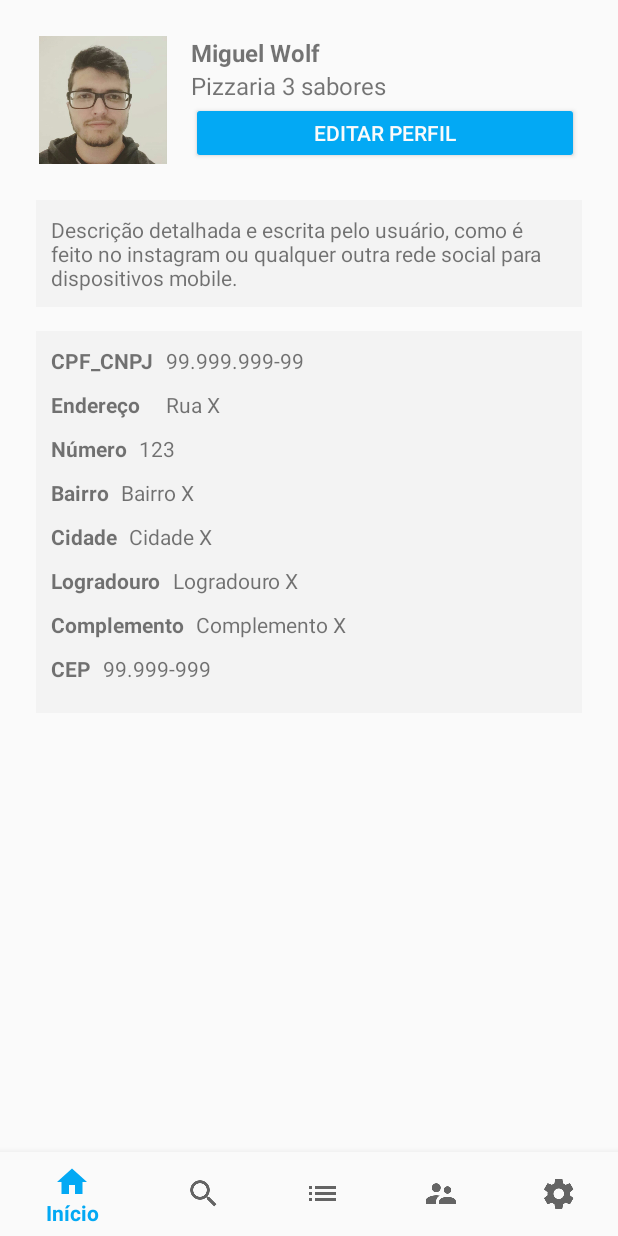
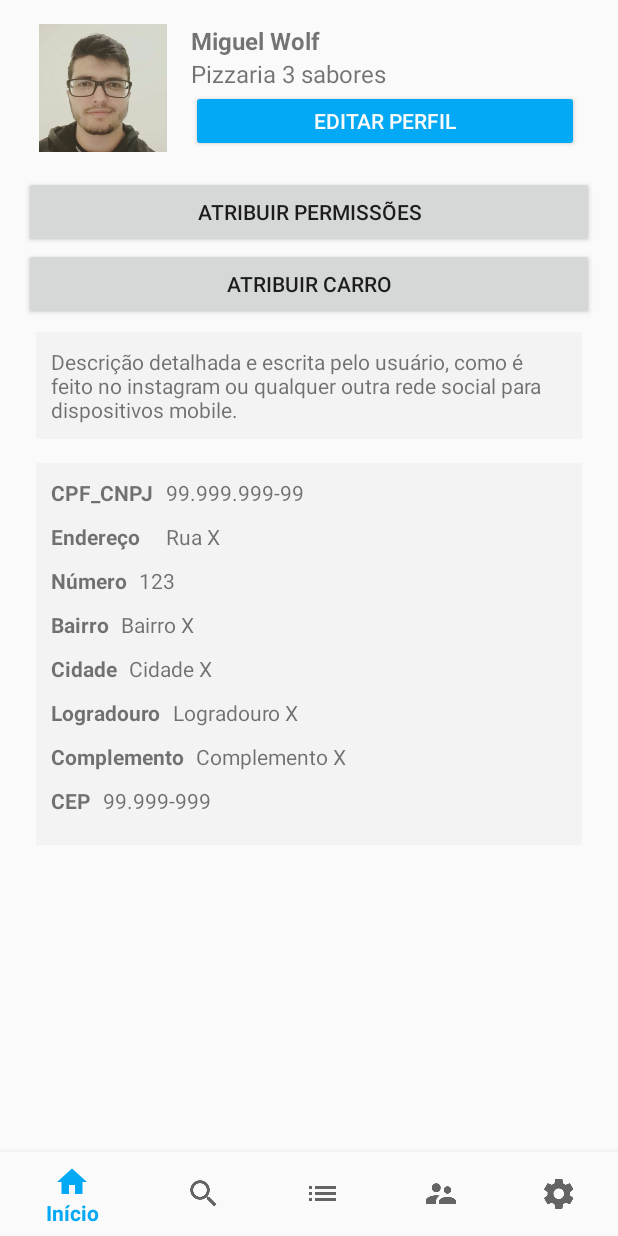
Before and after one commit to miguelwolf/logeasy, an Android app: the PerfilFragment screen opened directly, with no data from a screen before it, on a phone screen of 412 x 824 dp. Run offline under Robolectric (Android 15) with nearby library versions, the phone set to English and light mode, and no system bars; our stand-ins replace CircleImageView, Picasso; pictures from the network do not load.

Commit message:
Atualizado Perfil

```diff
--- a/app/src/main/res/layout/fragment_perfil.xml
+++ b/app/src/main/res/layout/fragment_perfil.xml
@@ -4,20 +4,25 @@
     xmlns:tools="http://schemas.android.com/tools"
     android:layout_width="match_parent"
     android:layout_height="match_parent"
-    android:layout_margin="16dp"
     tools:context=".view.PerfilFragment">
+
+    <ScrollView
+        android:layout_width="match_parent"
+        android:layout_height="match_parent"
+        android:fillViewport="true">
 
         <RelativeLayout
             android:layout_width="match_parent"
             android:layout_height="match_parent"
+            android:layout_margin="16dp"
             android:layout_marginTop="8dp">
 
             <ImageView
                 android:id="@+id/perfil_iv_foto"
                 android:layout_width="85dp"
                 android:layout_height="85dp"
-            android:layout_marginRight="16dp"
-            android:layout_marginLeft="10dp"/>
+                android:layout_marginLeft="10dp"
+                android:layout_marginRight="16dp" />
 
             <!--<de.hdodenhof.circleimageview.CircleImageView-->
             <!--android:id="@+id/perfil_civ_foto"-->
@@ -62,11 +67,25 @@
 
             </LinearLayout>
 
+            <Button
+                android:id="@+id/perfil_btn_permissoes"
+                android:layout_width="match_parent"
+                android:layout_height="wrap_content"
+                android:layout_below="@id/perfil_ll_cabecalho"
+                android:text="@string/permissoes" />
+
+            <Button
+                android:id="@+id/perfil_btn_carro"
+                android:layout_width="match_parent"
+                android:layout_height="wrap_content"
+                android:layout_below="@id/perfil_btn_permissoes"
+                android:text="@string/atribuir_carro" />
+
             <RelativeLayout
                 android:id="@+id/perfil_rl_descricao"
                 android:layout_width="match_parent"
                 android:layout_height="wrap_content"
-            android:layout_below="@id/perfil_ll_cabecalho"
+                android:layout_below="@id/perfil_btn_carro"
                 android:layout_margin="8dp"
                 android:background="@color/branco_transparente"
                 android:padding="10dp">
@@ -75,7 +94,7 @@
                     android:id="@+id/perfil_tv_descricao"
                     android:layout_width="match_parent"
                     android:layout_height="wrap_content"
-                android:text="Descrição detalhada e escrita pelo usuário, como é feito no instagram ou qualquer outra rede social para dispositivos mobile."/>
+                    android:text="Descrição detalhada e escrita pelo usuário, como é feito no instagram ou qualquer outra rede social para dispositivos mobile." />
 
             </RelativeLayout>
 
@@ -233,4 +252,6 @@
 
         </RelativeLayout>
 
+    </ScrollView>
+
 </FrameLayout>
--- a/app/src/main/res/values/strings.xml
+++ b/app/src/main/res/values/strings.xml
@@ -48,6 +48,8 @@
     <string name="complemento">Complemento</string>
     <string name="CEP">CEP</string>
     <string name="descricao">Descrição</string>
+    <string name="permissoes">Atribuir Permissões</string>
+    <string name="atribuir_carro">Atribuir Carro</string>
 
 
 </resources>
```
Lines whose indentation alone changed are shown as unchanged.
